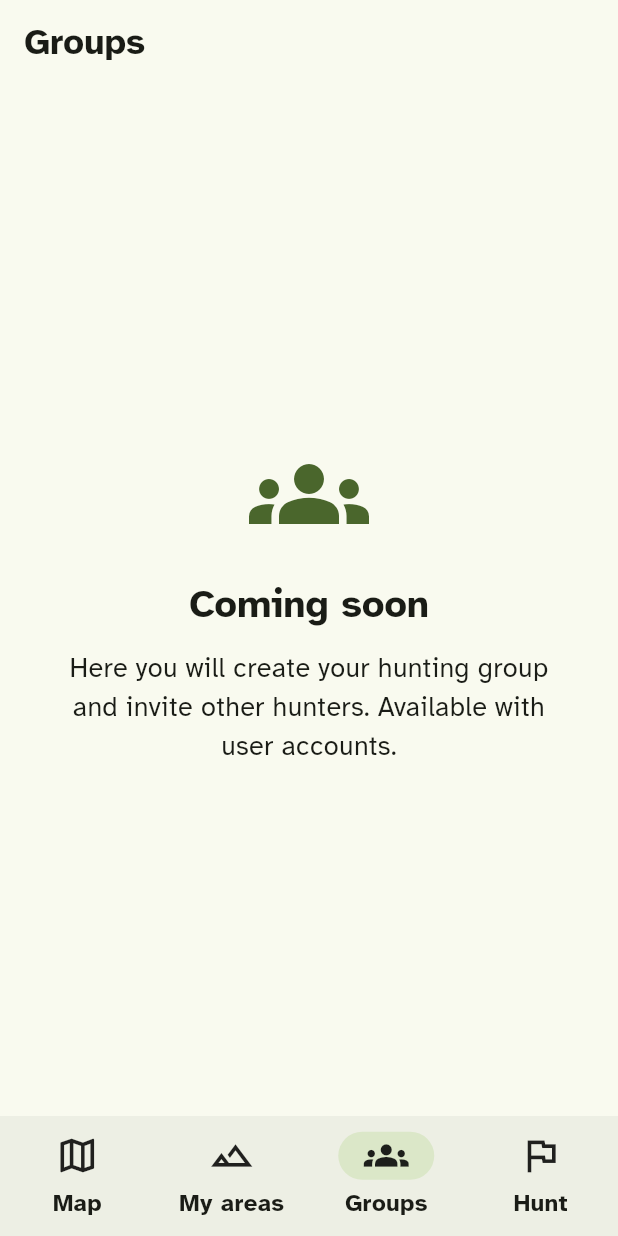
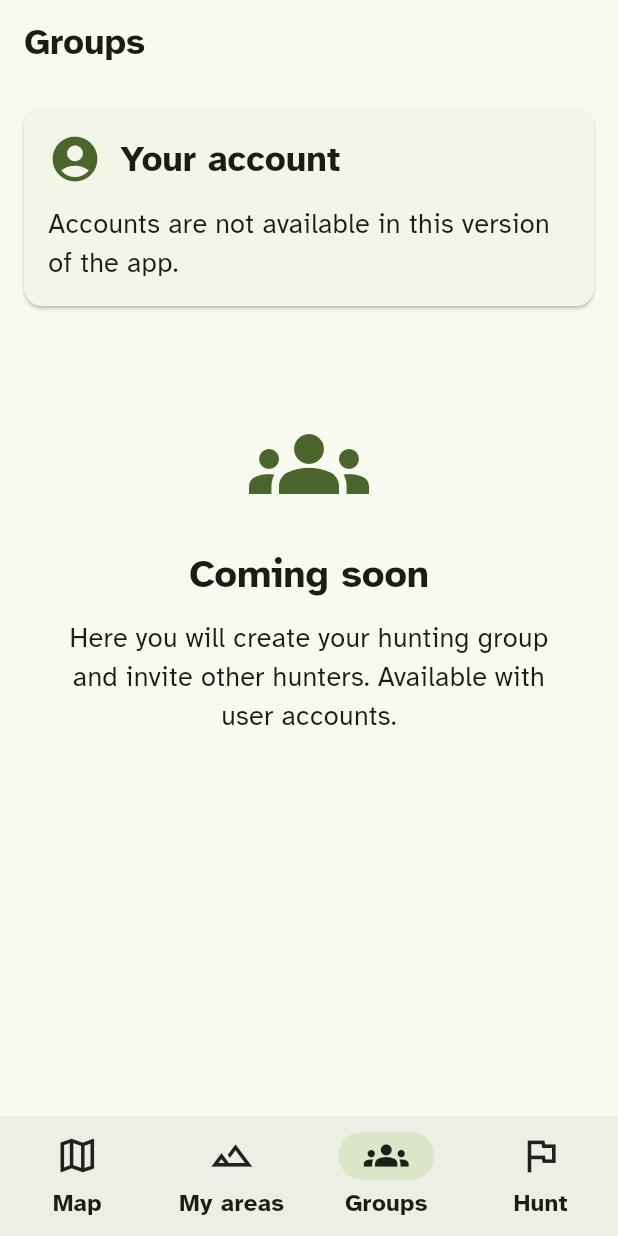
Before and after one commit to MarioJGC/app_predator, a Flutter app: the screen it shows after launch, item 3 of the bottom bar chosen, on a phone screen of 412 x 824 dp. Run offline on Flutter 3.47's test engine with Material 3 defaults, Android fonts, the phone set to English and light mode, and no system bars; our stand-ins replace drift, drift_flutter, flutter_riverpod, geolocator, image_picker, material_ui and 1 more; missing offline and left inert: maplibre_gl; accounts and stored records are empty; generated files the repository leaves out were written again; statements that could not run were skipped.

Commit message:
feat: sign in with phone number
- Phone number and SMS code screens, then "What's your name?"
- Session stays open, also offline
- Account card in the Groups tab, sign out
- Backend settings from config/dev.env (git-ignored)
- Test-mode hint with the test number and code

Co-Authored-By: Claude Opus 5.5 <noreply@anthropic.com>

```diff
--- /dev/null
+++ b/app/lib/features/account/presentation/account_card.dart
@@ -0,0 +1,93 @@
+import 'package:flutter_riverpod/flutter_riverpod.dart';
+import 'package:material_ui/material_ui.dart';
+
+import '../../../core/widgets/confirm_dialog.dart';
+import '../../../core/widgets/info_row.dart';
+import '../../../core/widgets/large_button.dart';
+import '../../../l10n/generated/app_localizations.dart';
+import '../data/auth_repository.dart';
+import '../data/phone_number.dart';
+import 'name_screen.dart';
+import 'phone_login_screen.dart';
+
+/// "Your account": sign in, or see who you are and sign out.
+class AccountCard extends ConsumerWidget {
+  const AccountCard({super.key});
+
+  @override
+  Widget build(BuildContext context, WidgetRef ref) {
+    final l10n = AppLocalizations.of(context);
+    final theme = Theme.of(context);
+    final repo = ref.watch(authRepositoryProvider);
+    final session = ref.watch(sessionProvider).value ?? repo.session;
+
+    void push(Widget screen) =>
+        Navigator.of(context).push(MaterialPageRoute<void>(builder: (_) => screen));
+
+    final List<Widget> content;
+    if (!repo.isAvailable) {
+      content = [Text(l10n.accountsUnavailable)];
+    } else if (session == null) {
+      content = [
+        Text(l10n.noAccountTitle, style: theme.textTheme.titleMedium),
+        const SizedBox(height: 8),
+        Text(l10n.noAccountMessage),
+        const SizedBox(height: 16),
+        LargeButton(
+          icon: Icons.phone_android,
+          label: l10n.signInWithPhone,
+          onPressed: () => push(const PhoneLoginScreen()),
+        ),
+      ];
+    } else {
+      final phone = repo.phone;
+      content = [
+        InfoRow(icon: Icons.person, label: l10n.nameLabel, value: repo.displayName ?? l10n.noName),
+        if (phone != null)
+          InfoRow(icon: Icons.phone, label: l10n.phoneLabel, value: formatPhone(phone)),
+        const SizedBox(height: 12),
+        LargeButton(
+          icon: Icons.edit,
+          label: l10n.changeName,
+          primary: false,
+          onPressed: () => push(const NameScreen()),
+        ),
+        const SizedBox(height: 12),
+        LargeButton(
+          icon: Icons.logout,
+          label: l10n.signOut,
+          primary: false,
+          onPressed: () async {
+            final confirmed = await showConfirmDialog(
+              context,
+              title: l10n.signOutQuestion,
+              message: l10n.signOutMessage,
+            );
+            if (confirmed) await repo.signOut();
+          },
+        ),
+      ];
+    }
+
+    return Card(
+      margin: const EdgeInsets.all(16),
+      child: Padding(
+        padding: const EdgeInsets.all(16),
+        child: Column(
+          crossAxisAlignment: CrossAxisAlignment.start,
+          children: [
+            Row(
+              children: [
+                Icon(Icons.account_circle, size: 36, color: theme.colorScheme.primary),
+                const SizedBox(width: 12),
+                Text(l10n.account, style: theme.textTheme.titleLarge),
+              ],
+            ),
+            const SizedBox(height: 12),
+            ...content,
+          ],
+        ),
+      ),
+    );
+  }
+}
--- a/app/lib/features/groups/groups_tab.dart
+++ b/app/lib/features/groups/groups_tab.dart
@@ -2,8 +2,9 @@ import 'package:material_ui/material_ui.dart';
 
 import '../../core/widgets/info_view.dart';
 import '../../l10n/generated/app_localizations.dart';
+import '../account/presentation/account_card.dart';
 
-/// Hunting groups. Needs the backend (user accounts).
+/// Account (sign in / sign out) and, soon, hunting groups.
 class GroupsTab extends StatelessWidget {
   const GroupsTab({super.key});
 
@@ -12,10 +13,18 @@ class GroupsTab extends StatelessWidget {
     final l10n = AppLocalizations.of(context);
     return Scaffold(
       appBar: AppBar(title: Text(l10n.tabGroups)),
-      body: InfoView(
-        icon: Icons.groups,
-        title: l10n.comingSoon,
-        message: l10n.groupsComingSoon,
+      body: ListView(
+        children: [
+          const AccountCard(),
+          SizedBox(
+            height: 320,
+            child: InfoView(
+              icon: Icons.groups,
+              title: l10n.comingSoon,
+              message: l10n.groupsComingSoon,
+            ),
+          ),
+        ],
       ),
     );
   }
--- a/app/lib/l10n/app_en.arb
+++ b/app/lib/l10n/app_en.arb
@@ -171,5 +171,40 @@
   "signCrossing": "Usual crossing",
   "signWallow": "Wallow",
   "signRub": "Rub tree",
-  "signTracks": "Tracks"
+  "signTracks": "Tracks",
+  "account": "Your account",
+  "noAccountTitle": "You haven't signed in yet",
+  "noAccountMessage": "Sign in with your phone number to share areas and hunt with your group. Without an account, the app still works on this phone.",
+  "signInWithPhone": "Sign in with my phone",
+  "accountsUnavailable": "Accounts are not available in this version of the app.",
+  "phoneTitle": "Your phone number",
+  "phoneExplanation": "We'll send you a text message with a code. No password needed.",
+  "countryCode": "Country code",
+  "phoneNumber": "Phone number",
+  "sendCode": "Send code",
+  "phoneInvalid": "Enter a valid phone number.",
+  "codeTitle": "Enter the code",
+  "codeSentTo": "We sent a text message with a 6-digit code to {phone}.",
+  "code": "Code",
+  "signIn": "Sign in",
+  "changeNumber": "Change number",
+  "resendCode": "Send the code again",
+  "resendIn": "You can resend the code in {seconds} s",
+  "codeInvalid": "The code is wrong or has expired.",
+  "noConnection": "No connection. Try again when you have signal.",
+  "tooManyAttempts": "Too many attempts. Wait a few minutes.",
+  "authError": "Couldn't sign in. Try again.",
+  "testLoginHint": "Test mode: use country code +34, number 600 000 001 and code 123456.",
+  "nameTitle": "What's your name?",
+  "nameExplanation": "Other hunters in your group will see this name.",
+  "yourName": "Your name",
+  "nameRequired": "Enter your name",
+  "signedInAs": "Signed in as {name}",
+  "noName": "No name",
+  "changeName": "Change name",
+  "signOut": "Sign out",
+  "signOutQuestion": "Sign out?",
+  "signOutMessage": "Your areas and game log stay on this phone.",
+  "phoneLabel": "Phone",
+  "nameLabel": "Name"
 }
--- a/app/pubspec.yaml
+++ b/app/pubspec.yaml
@@ -49,6 +49,7 @@ dependencies:
   path_provider: ^2.1.6
   path: ^1.9.1
   image: ^4.13.1
+  supabase_flutter: ^2.18.3
 
 dev_dependencies:
   flutter_test:
```
Also changed, not shown: app/lib/core/backend/backend_config.dart (added, +15 -0 lines), app/lib/features/account/data/auth_repository.dart (added, +104 -0 lines), app/lib/features/account/data/phone_number.dart (added, +28 -0 lines), app/lib/features/account/presentation/auth_messages.dart (added, +11 -0 lines), app/lib/features/account/presentation/name_screen.dart (added, +84 -0 lines), app/lib/features/account/presentation/phone_login_screen.dart (added, +241 -0 lines), app/lib/l10n/app_es.arb (+56 -0 lines), app/lib/main.dart (+10 -0 lines), app/lib/l10n/generated/app_localizations.dart, app/lib/l10n/generated/app_localizations_en.dart, app/lib/l10n/generated/app_localizations_es.dart, app/pubspec.lock, 2 other files.
